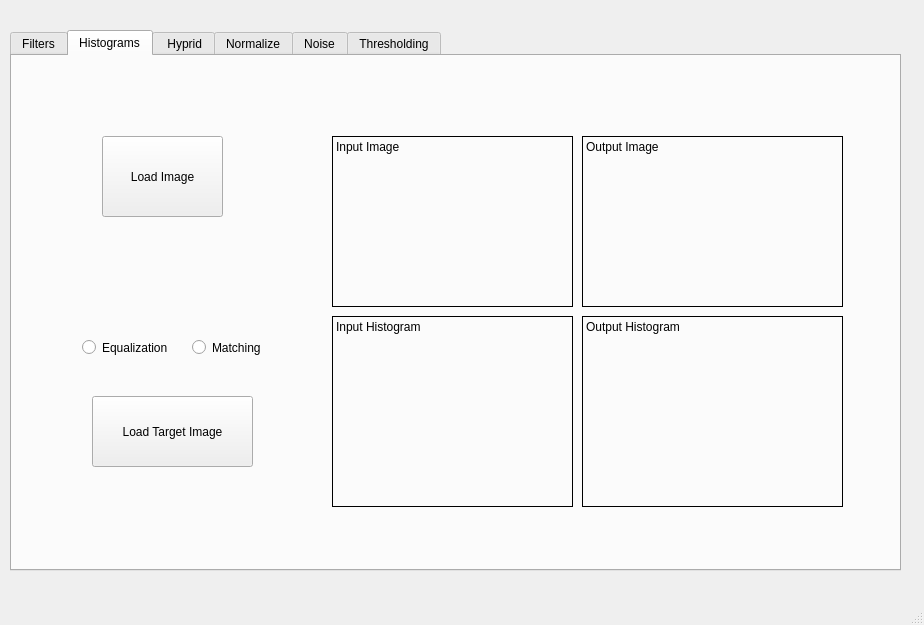
Old version of the form Filtering.ui in the repository Shehab-Hegab/CV-task-1.
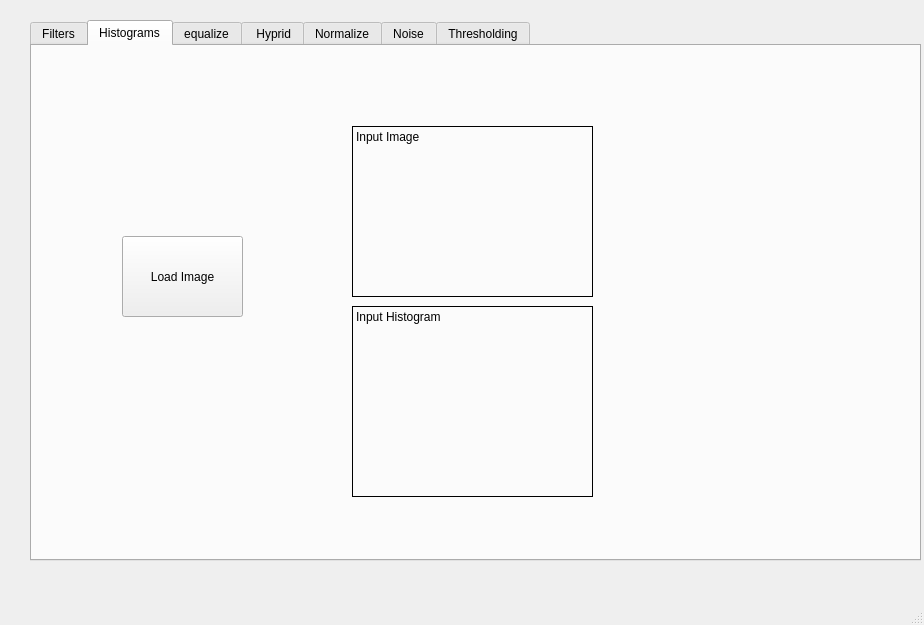
New version of the form. The open tabs and pages were chosen to show the change.

The edit to the form file:
```diff
--- a/Filtering.ui
+++ b/Filtering.ui
@@ -17,8 +17,8 @@
    <widget class="QTabWidget" name="sdfae">
     <property name="geometry">
      <rect>
-      <x>10</x>
-      <y>30</y>
+      <x>30</x>
+      <y>20</y>
       <width>891</width>
       <height>541</height>
      </rect>
@@ -212,32 +212,6 @@
      <attribute name="title">
       <string>Histograms</string>
      </attribute>
-     <widget class="QPushButton" name="pushButton_histograms_load_target_2">
-      <property name="geometry">
-       <rect>
-        <x>80</x>
-        <y>340</y>
-        <width>161</width>
-        <height>71</height>
-       </rect>
-      </property>
-      <property name="text">
-       <string>Load Target Image</string>
-      </property>
-     </widget>
-     <widget class="QRadioButton" name="radioButton_2">
-      <property name="geometry">
-       <rect>
-        <x>180</x>
-        <y>280</y>
-        <width>112</width>
-        <height>23</height>
-       </rect>
-      </property>
-      <property name="text">
-       <string>Matching</string>
-      </property>
-     </widget>
      <widget class="QLabel" name="label_histograms_input_2">
       <property name="geometry">
        <rect>
@@ -257,19 +231,6 @@
        <set>Qt::AlignLeading|Qt::AlignLeft|Qt::AlignTop</set>
       </property>
      </widget>
-     <widget class="QRadioButton" name="radioButton">
-      <property name="geometry">
-       <rect>
-        <x>70</x>
-        <y>280</y>
-        <width>112</width>
-        <height>23</height>
-       </rect>
-      </property>
-      <property name="text">
-       <string>Equalization</string>
-      </property>
-     </widget>
      <widget class="QLabel" name="label_histograms_hinput_2">
       <property name="geometry">
        <rect>
@@ -292,52 +253,11 @@
        <set>Qt::AlignLeading|Qt::AlignLeft|Qt::AlignTop</set>
       </property>
      </widget>
-     <widget class="QLabel" name="label_histograms_output">
-      <property name="geometry">
-       <rect>
-        <x>570</x>
-        <y>80</y>
-        <width>261</width>
-        <height>171</height>
-       </rect>
-      </property>
-      <property name="frameShape">
-       <enum>QFrame::Box</enum>
-      </property>
-      <property name="text">
-       <string>Output Image</string>
-      </property>
-      <property name="alignment">
-       <set>Qt::AlignLeading|Qt::AlignLeft|Qt::AlignTop</set>
-      </property>
-     </widget>
-     <widget class="QLabel" name="label_histograms_houtput">
-      <property name="geometry">
-       <rect>
-        <x>570</x>
-        <y>260</y>
-        <width>261</width>
-        <height>191</height>
-       </rect>
-      </property>
-      <property name="frameShape">
-       <enum>QFrame::Box</enum>
-      </property>
-      <property name="text">
-       <string>Output Histogram</string>
-      </property>
-      <property name="textFormat">
-       <enum>Qt::PlainText</enum>
-      </property>
-      <property name="alignment">
-       <set>Qt::AlignLeading|Qt::AlignLeft|Qt::AlignTop</set>
-      </property>
-     </widget>
      <widget class="QPushButton" name="pushButton_histograms_load_2">
       <property name="geometry">
        <rect>
         <x>90</x>
-        <y>80</y>
+        <y>190</y>
         <width>121</width>
         <height>81</height>
        </rect>
@@ -347,6 +267,75 @@
       </property>
      </widget>
     </widget>
+    <widget class="QWidget" name="tab_7">
+     <attribute name="title">
+      <string>equalize</string>
+     </attribute>
+     <widget class="QPushButton" name="pushButton_equalize_load_3">
+      <property name="geometry">
+       <rect>
+        <x>60</x>
+        <y>100</y>
+        <width>121</width>
+        <height>81</height>
+       </rect>
+      </property>
+      <property name="text">
+       <string>Load Image</string>
+      </property>
+     </widget>
+     <widget class="QLabel" name="label_equalize_output_3">
+      <property name="geometry">
+       <rect>
+        <x>550</x>
+        <y>100</y>
+        <width>271</width>
+        <height>201</height>
+       </rect>
+      </property>
+      <property name="frameShape">
+       <enum>QFrame::Box</enum>
+      </property>
+      <property name="text">
+       <string>Output Image</string>
+      </property>
+      <property name="alignment">
+       <set>Qt::AlignLeading|Qt::AlignLeft|Qt::AlignTop</set>
+      </property>
+     </widget>
+     <widget class="QLabel" name="label_equalize_input_3">
+      <property name="geometry">
+       <rect>
+        <x>260</x>
+        <y>100</y>
+        <width>261</width>
+        <height>201</height>
+       </rect>
+      </property>
+      <property name="frameShape">
+       <enum>QFrame::Box</enum>
+      </property>
+      <property name="text">
+       <string>Input Image</string>
+      </property>
+      <property name="alignment">
+       <set>Qt::AlignLeading|Qt::AlignLeft|Qt::AlignTop</set>
+      </property>
+     </widget>
+     <widget class="QPushButton" name="pushButton_equalize_3">
+      <property name="geometry">
+       <rect>
+        <x>60</x>
+        <y>200</y>
+        <width>121</width>
+        <height>81</height>
+       </rect>
+      </property>
+      <property name="text">
+       <string>equalize</string>
+      </property>
+     </widget>
+    </widget>
     <widget class="QWidget" name="tab_2">
      <attribute name="title">
       <string> Hyprid</string>
```
Left out of the diff: 2 changed lines with no effect on the pictures.
